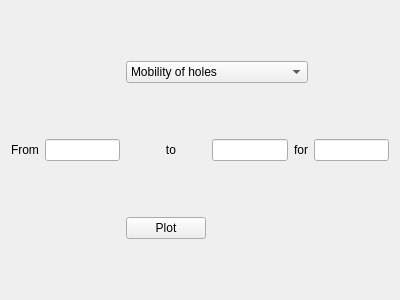
This is GuiFiles/PlotWindow.ui in Rutele/MatSim as Qt 5 draws it before an edit. The edited form follows.
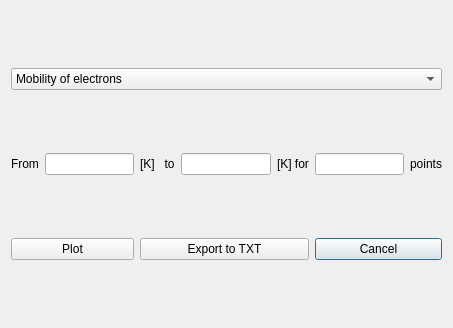
This is the edited form.

Commit message: The create menu works properly, changed the plotting layout, added the TXT export

```diff
--- a/GuiFiles/PlotWindow.ui
+++ b/GuiFiles/PlotWindow.ui
@@ -1,26 +1,21 @@
 <?xml version="1.0" encoding="UTF-8"?>
 <ui version="4.0">
- <class>Form</class>
- <widget class="QWidget" name="Form">
+ <class>Dialog</class>
+ <widget class="QDialog" name="Dialog">
   <property name="geometry">
    <rect>
     <x>0</x>
     <y>0</y>
-    <width>400</width>
-    <height>300</height>
+    <width>453</width>
+    <height>328</height>
    </rect>
   </property>
   <property name="windowTitle">
    <string>Plot</string>
   </property>
   <layout class="QGridLayout" name="gridLayout">
-   <item row="0" column="2" colspan="3">
+   <item row="0" column="0" colspan="7">
     <widget class="QComboBox" name="ParamList">
-     <item>
-      <property name="text">
-       <string>Mobility of holes</string>
-      </property>
-     </item>
      <item>
       <property name="text">
        <string>Mobility of electrons</string>
@@ -33,46 +28,68 @@
      </item>
     </widget>
    </item>
-   <item row="2" column="1">
+   <item row="1" column="0">
+    <widget class="QLabel" name="label">
+     <property name="text">
+      <string>From</string>
+     </property>
+    </widget>
+   </item>
+   <item row="1" column="1">
     <widget class="QLineEdit" name="Start"/>
    </item>
-   <item row="2" column="4">
+   <item row="1" column="2">
+    <widget class="QLabel" name="label_2">
+     <property name="text">
+      <string>[K]   to</string>
+     </property>
+    </widget>
+   </item>
+   <item row="1" column="3">
+    <widget class="QLineEdit" name="End">
+     <property name="text">
+      <string/>
+     </property>
+    </widget>
+   </item>
+   <item row="1" column="4">
     <widget class="QLabel" name="label_3">
      <property name="text">
-      <string>for</string>
+      <string>[K] for</string>
      </property>
     </widget>
    </item>
-   <item row="2" column="3">
-    <widget class="QLineEdit" name="End"/>
-   </item>
-   <item row="2" column="5">
+   <item row="1" column="5">
     <widget class="QLineEdit" name="Points"/>
    </item>
-   <item row="2" column="2">
-    <widget class="QLabel" name="label_2">
-     <property name="layoutDirection">
-      <enum>Qt::LeftToRight</enum>
-     </property>
+   <item row="1" column="6">
+    <widget class="QLabel" name="label_4">
      <property name="text">
-      <string>            to</string>
+      <string>points</string>
      </property>
     </widget>
    </item>
-   <item row="2" column="0">
-    <widget class="QLabel" name="label">
+   <item row="2" column="5" colspan="2">
+    <widget class="QPushButton" name="CancelBtn">
      <property name="text">
-      <string>From</string>
+      <string>Cancel</string>
      </property>
     </widget>
    </item>
-   <item row="3" column="2">
+   <item row="2" column="0" colspan="2">
     <widget class="QPushButton" name="PlotBtn">
      <property name="text">
       <string>Plot</string>
      </property>
     </widget>
    </item>
+   <item row="2" column="2" colspan="3">
+    <widget class="QPushButton" name="ExportToTXTBtn">
+     <property name="text">
+      <string>Export to TXT</string>
+     </property>
+    </widget>
+   </item>
   </layout>
  </widget>
  <resources/>
```
Left out of the diff: 27 changed lines with no effect on the pictures. The commit also changes 4 other files.
